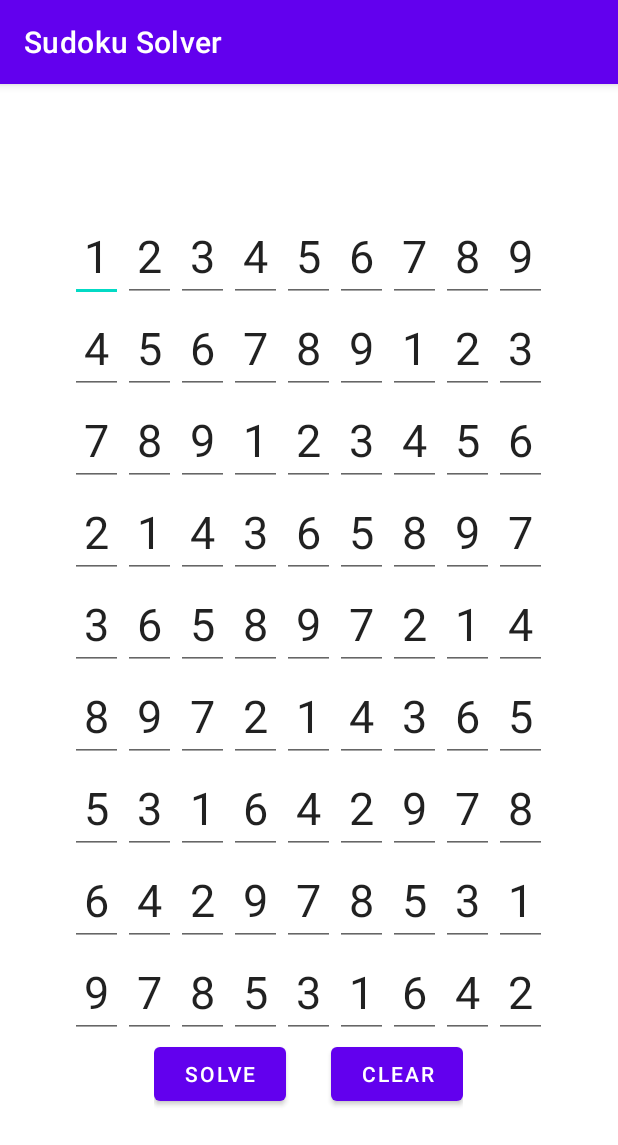
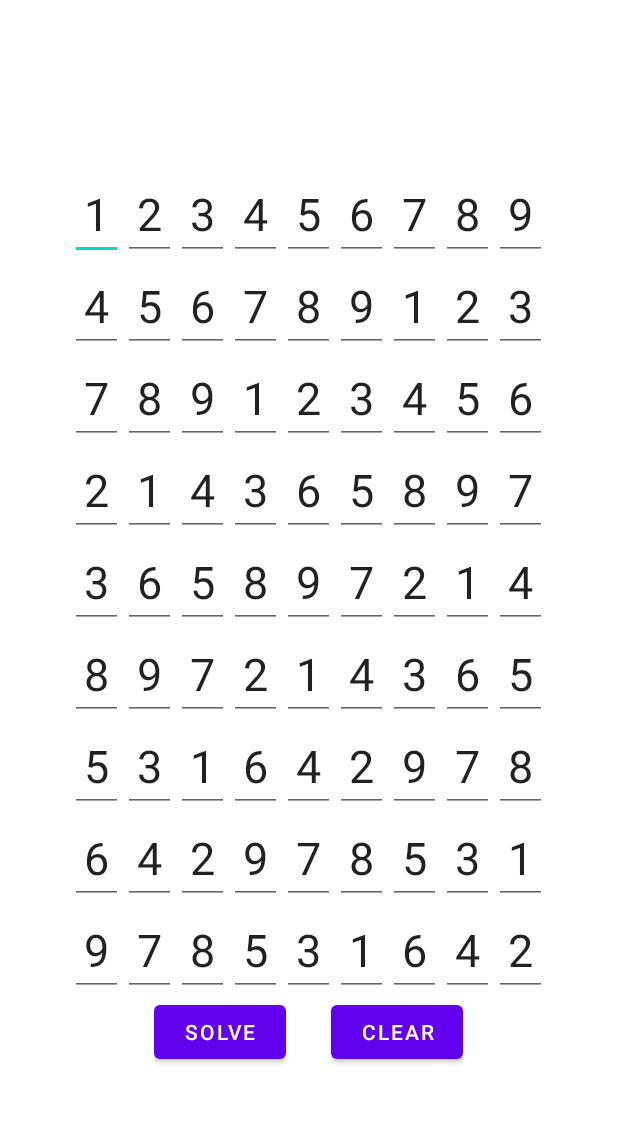
Before and after one commit to benrpinto/sudokusolver, an Android app: the screen it shows after launch (MainActivity), after a tap on "SOLVE", on a phone screen of 412 x 824 dp. Shown: the top 1145 px of the screen. Run offline under Robolectric (Android 15) with nearby library versions, the phone set to English and light mode, and no system bars.

Commit message:
Removed action bar

```diff
--- a/kotlinSolver/app/src/main/res/values-night/themes.xml
+++ b/kotlinSolver/app/src/main/res/values-night/themes.xml
@@ -1,6 +1,6 @@
 <resources xmlns:tools="http://schemas.android.com/tools">
     <!-- Base application theme. -->
-    <style name="Theme.SudokuSolver" parent="Theme.MaterialComponents.DayNight.DarkActionBar">
+    <style name="Theme.SudokuSolver" parent="Theme.MaterialComponents.DayNight.NoActionBar">
         <!-- Primary brand color. -->
         <item name="colorPrimary">@color/purple_200</item>
         <item name="colorPrimaryVariant">@color/purple_700</item>
--- a/kotlinSolver/app/src/main/res/values/themes.xml
+++ b/kotlinSolver/app/src/main/res/values/themes.xml
@@ -1,6 +1,6 @@
 <resources xmlns:tools="http://schemas.android.com/tools">
     <!-- Base application theme. -->
-    <style name="Theme.SudokuSolver" parent="Theme.MaterialComponents.DayNight.DarkActionBar">
+    <style name="Theme.SudokuSolver" parent="Theme.MaterialComponents.DayNight.NoActionBar">
         <!-- Primary brand color. -->
         <item name="colorPrimary">@color/purple_500</item>
         <item name="colorPrimaryVariant">@color/purple_700</item>
```
